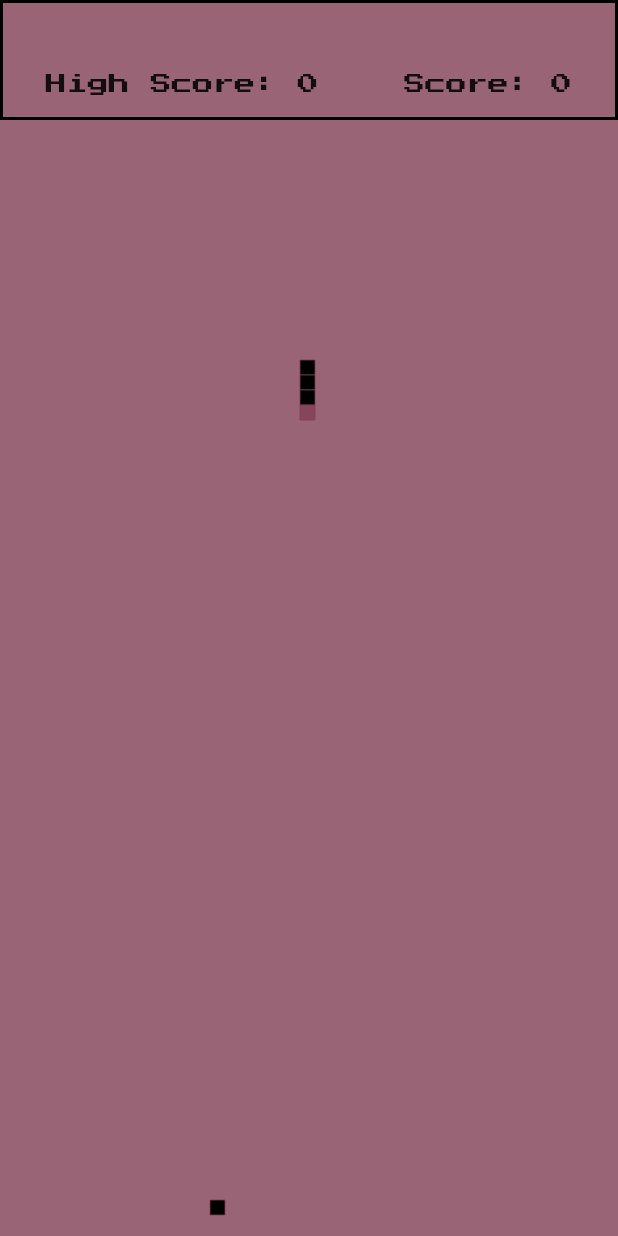
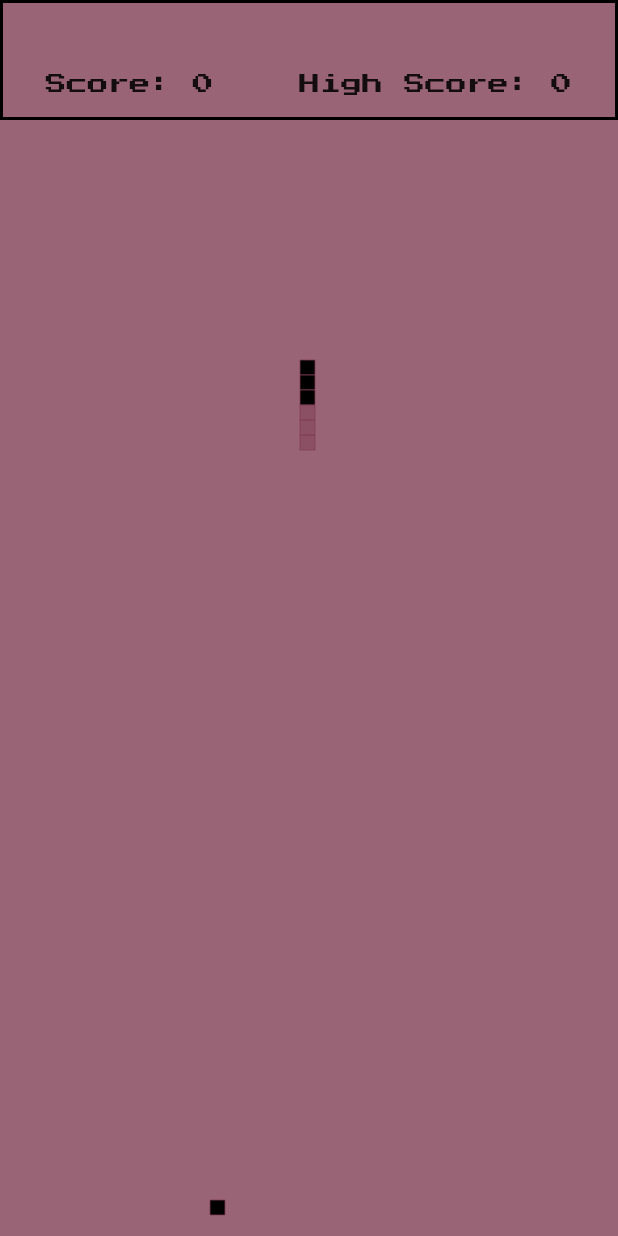
Before and after one commit to tcollard/snake, a Flutter app: the screen it shows after launch, after a tap on the "play arrow" icon, on a phone screen of 412 x 824 dp. Run offline on Flutter 3.47's test engine with Material 2 defaults, Android fonts, the light colour scheme and no system bars; our stand-ins replace audioplayers, shared_preferences.

Commit message:
fix: 🐛 (*) Fix snake premove collision and add trail

```diff
--- a/snake/lib/helpers/snakeHelpers.dart
+++ b/snake/lib/helpers/snakeHelpers.dart
@@ -136,6 +136,7 @@ class BackGroundColor {
   static final BackGroundColor _singleton = BackGroundColor._internal();
   HSVColor _hsv;
   Color _color;
+  Color _trailColor;
 
   BackGroundColor._internal();
 
@@ -144,14 +145,23 @@ class BackGroundColor {
   Color getColor() {
     if (_color == null) {
       changeColor();
+      _trailColor = _color.withOpacity(0.5);
     }
     return _color;
   }
 
-  changeColor() {
+  Color trailColor() {
+    if (_trailColor == null) {
+      getColor();
+    }
+    return _trailColor;
+  }
+
+  void changeColor() {
       Random random = new Random();
       _hsv = HSVColor.fromAHSV(0.8, random.nextInt(360).toDouble(), random.nextDouble(), 0.5);
       _color = _hsv.toColor();
+      _trailColor = _color.withOpacity(0.5);
   }
 
 }
--- a/snake/lib/screen.dart
+++ b/snake/lib/screen.dart
@@ -59,13 +59,15 @@ class _ScoreBarState extends State<ScoreBar> {
         children: [
           Padding(
             padding: const EdgeInsets.only(bottom: 15.0),
-            child: Row(mainAxisAlignment: MainAxisAlignment.spaceAround, children: [
+            child: Row(
+                mainAxisAlignment: MainAxisAlignment.spaceAround,
+                children: [
                     Text(
-                'High Score: ${gameInfo.info.highScore}',
+                      'Score: ${gameInfo.info.score}',
                       style: TextStyle(fontFamily: 'PressStart2P'),
                   ),
                   Text(
-                'Score: ${gameInfo.info.score}',
+                    'High Score: ${gameInfo.info.highScore}',
                     style: TextStyle(fontFamily: 'PressStart2P'),
                   ),
                 ]),
--- a/snake/lib/snake.dart
+++ b/snake/lib/snake.dart
@@ -24,6 +24,7 @@ class _SnakeState extends State<Snake> {
   Positioned cubePosition;
   Point cubePoint;
   List<Point> snakeBody = List();
+  List<Point> snakeTrail = List();
   List<Positioned> snakePosition = List();
   AudioCache cache = AudioCache(prefix: 'audio/');
   AudioPlayer player;
@@ -53,6 +54,7 @@ class _SnakeState extends State<Snake> {
         duration = TimerDuration();
         score = Score();
         playSound();
+        snakeTrail = List();
         refresh.initTimer(duration.getDuration(), getSnakePosition);
         final initPoint = this.widget.width ~/ 2 ~/ 10;
         snakeBody = [
@@ -89,27 +91,36 @@ class _SnakeState extends State<Snake> {
 
   Widget screenDrawing(Positioned cubePosition, Point cubePoint) {
     BackGroundColor _color = BackGroundColor();
+    final InfoGameState gameInfo = InfoGame.of(context);
     int index = 0;
     snakePosition = [cubePosition];
     snakeBody.forEach((elem) {
       snakePosition.add(generateCubePosition(
           elem,
           (index == (snakeBody.length - 1) && check.getAdd())
-              ? _color.getColor()
+              ? _color.trailColor()
               : Colors.black));
       index += 1;
     });
+    if (snakeTrail.length > 0) {
+      snakeTrail.forEach((element) {
+        snakePosition.add(generateCubePosition(element, _color.trailColor()));
+      });
+    }
     if (snakeBody[0].x == cubePoint.x && snakeBody[0].y == cubePoint.y) {
       check.setIsEaten(true);
       cache.play('crash.mp3');
-      final InfoGameState gameInfo = InfoGame.of(context);
       gameInfo.updateScore();
       score.setScore();
       _color.changeColor();
+      snakeTrail = List();
     } else if (index == snakeBody.length && index > 1 && check.getAdd()) {
-      snakeBody.removeLast();
+      snakeTrail.add(snakeBody.removeLast());
     }
     check.setAdd(false);
+    if (!gameInfo.info.endDirection) {
+      gameInfo.info.endDirection = true;
+    }
     return Stack(children: snakePosition);
   }
 
@@ -159,7 +170,7 @@ class _SnakeState extends State<Snake> {
       check.setStart(false);
       check.setCollision(true);
       gameInfo.reinitInfo();
-      return ;
+      return;
     }
     int i = 0;
     snakeBody.forEach((element) async {
@@ -170,7 +181,7 @@ class _SnakeState extends State<Snake> {
         check.setStart(false);
         check.setCollision(true);
         gameInfo.reinitInfo();
-        return ;
+        return;
       }
       i += 1;
     });
--- a/snake/lib/tools/infoGame.dart
+++ b/snake/lib/tools/infoGame.dart
@@ -24,6 +24,7 @@ class InfoGameState extends State<InfoGame> {
     info.move = 'Up';
     info.score = 0;
     info.accelerate = false;
+    info.endDirection = true;
     super.initState();
   }
 
@@ -42,9 +43,10 @@ class InfoGameState extends State<InfoGame> {
   }
 
   void changeDirection(String direction) {
-    setState(() {
-      info.move = direction;
-    });
+      if (info.endDirection) {
+        info.move = direction;
+        info.endDirection = false;
+      }
   }
 
   void reinitInfo() async{
@@ -60,9 +62,7 @@ class InfoGameState extends State<InfoGame> {
   }
 
   void updateAcceleration() {
-    setState(() {
       info.accelerate = !info.accelerate;
-    });
   }
 
   bool getAcceleration() => info.accelerate;
@@ -88,6 +88,7 @@ class Info {
   int score;
   int highScore;
   String move;
+  bool endDirection;
   bool accelerate;
 
   Info() {
```
Lines whose indentation alone changed are shown as unchanged.
